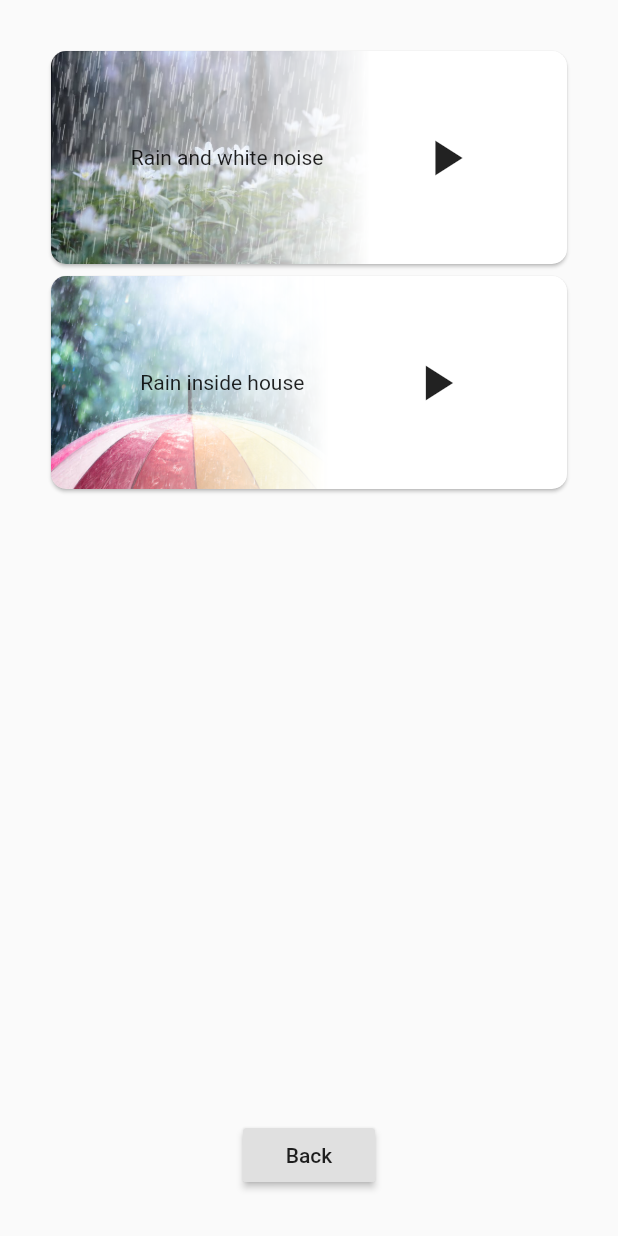
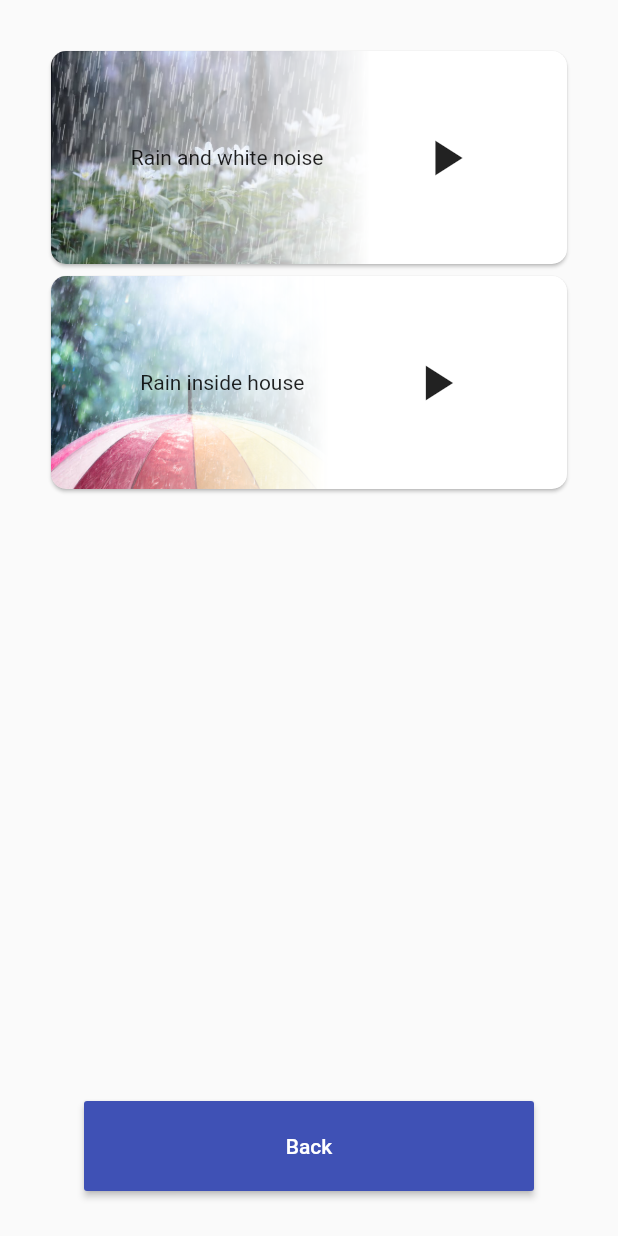
Before and after one commit to RohanGautam/snoozy, a Flutter app: the Sounds screen opened directly with empty values, on a phone screen of 412 x 824 dp. Run offline on Flutter 3.47's test engine with Material 2 defaults, Android fonts, the phone set to English and light mode, and no system bars; our stand-ins replace audioplayers, dynamic_theme, shared_preferences; accounts and stored records are empty.

Commit message:
bigger back button, bigger switch

```diff
--- a/lib/sounds.dart
+++ b/lib/sounds.dart
@@ -156,6 +156,19 @@ class _SoundsState extends State<Sounds> {
     );
   }
 
+  Widget backButton(){
+    return
+    ButtonTheme(
+      minWidth: 300,
+      height: 60,
+      child: RaisedButton(
+        onPressed: () =>
+            _sendDataBack(context, isPlaying, playerLoopController,),
+        child: Text('Back', style: TextStyle(color: Colors.white),),
+      ),
+    );
+  }
+
 
   @override
   Widget build(BuildContext context) {
@@ -166,11 +179,7 @@ class _SoundsState extends State<Sounds> {
           child: Column(
             children: <Widget>[
               Expanded(child: buildAllAudioWidgets()),
-              RaisedButton(
-                onPressed: () =>
-                    _sendDataBack(context, isPlaying, playerLoopController,),
-                child: Text('Back'),
-              ),
+              backButton()
               //imageFadeTest(),
             ],
           ),
```
Also changed, not shown: lib/main.dart (+23 -10 lines), 1 other file.
